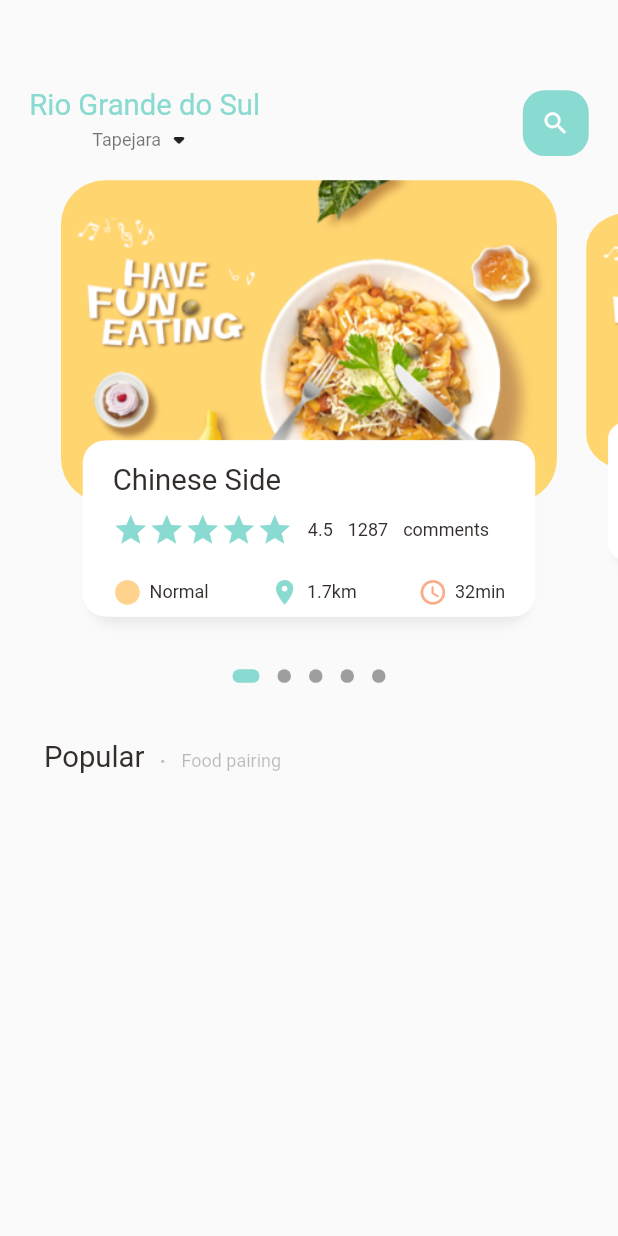
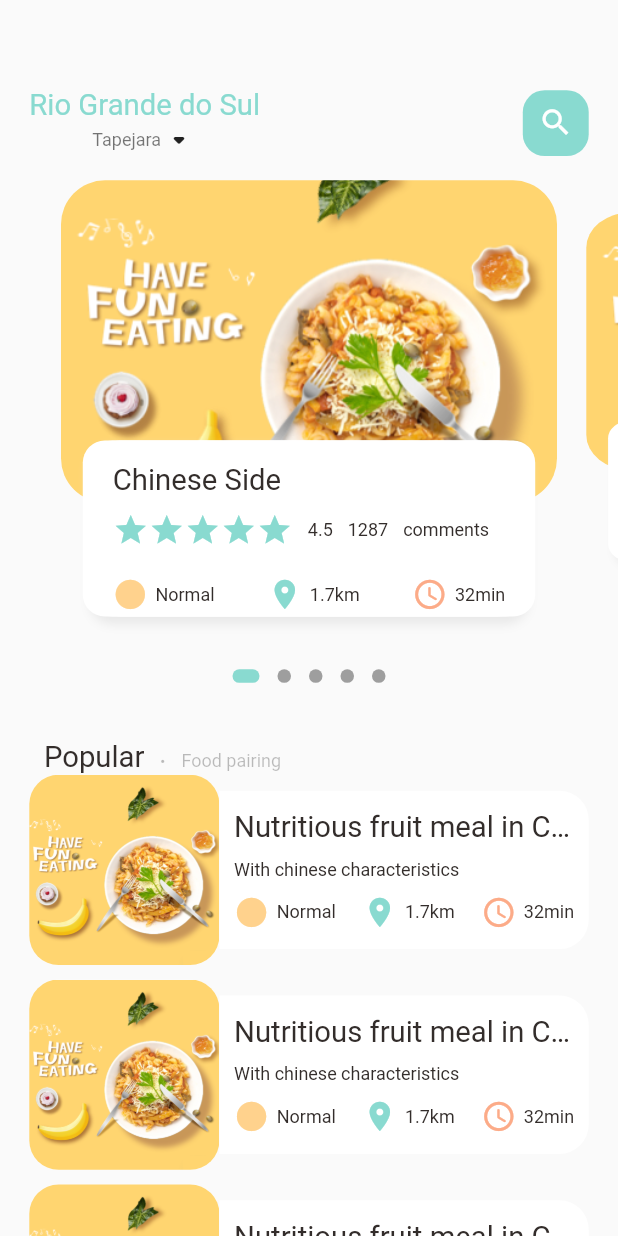
Before and after one commit to williamsimionatto/food_app, a Flutter app: the screen it shows after launch, on a phone screen of 412 x 824 dp. Run offline on Flutter 3.47's test engine with Material 2 defaults, Android fonts, the phone set to English and light mode, and no system bars; drawn by our look-alikes of dots_indicator; our stand-ins replace get.

Commit message:
feat: create ListPopularFoods widget

```diff
--- a/lib/ui/pages/home/food_page_body.dart
+++ b/lib/ui/pages/home/food_page_body.dart
@@ -7,6 +7,7 @@ import 'package:delivery_food_app/ui/widgets/big_text.dart';
 import 'package:delivery_food_app/ui/widgets/icon_text.dart';
 import 'package:delivery_food_app/ui/widgets/small_text.dart';
 import 'package:dots_indicator/dots_indicator.dart';
+import 'package:get/get.dart';
 
 class FoodPageBody extends StatefulWidget {
   const FoodPageBody({super.key});
@@ -57,7 +58,8 @@ class _FoodPageBodyState extends State<FoodPageBody> {
           ),
         ),
         SizedBox(height: Dimensions.height30),
-        const PopularText()
+        const PopularText(),
+        const ListPopularFoods(),
       ],
     );
   }
--- a/lib/ui/pages/home/food_page_head.dart
+++ b/lib/ui/pages/home/food_page_head.dart
@@ -52,7 +52,7 @@ class FoodPageHead extends StatelessWidget {
                 child: Icon(
                   Icons.search,
                   color: Colors.white,
-                  size: Dimensions.iconSize20,
+                  size: Dimensions.iconSize24,
                 ),
               ),
             )
--- a/lib/ui/pages/home/main_food_page.dart
+++ b/lib/ui/pages/home/main_food_page.dart
@@ -16,7 +16,11 @@ class _MainFoodPageState extends State<MainFoodPage> {
       body: Column(
         children: const <Widget>[
           FoodPageHead(),
-          FoodPageBody(),
+          Expanded(
+            child: SingleChildScrollView(
+              child: FoodPageBody(),
+            ),
+          ),
         ],
       ),
     );
--- /dev/null
+++ b/lib/ui/pages/home/widgets/list_popular_foods.dart
@@ -0,0 +1,98 @@
+import 'package:flutter/material.dart';
+
+import 'package:delivery_food_app/ui/utils/colors.dart';
+import 'package:delivery_food_app/ui/utils/dimensions.dart';
+
+import 'package:delivery_food_app/ui/widgets/widgets.dart';
+
+class ListPopularFoods extends StatelessWidget {
+  const ListPopularFoods({
+    super.key,
+  });
+
+  @override
+  Widget build(BuildContext context) {
+    return ListView.builder(
+      physics: const NeverScrollableScrollPhysics(),
+      shrinkWrap: true,
+      itemCount: 10,
+      itemBuilder: (context, index) {
+        return Container(
+          margin: EdgeInsets.only(
+            left: Dimensions.widtht20,
+            right: Dimensions.widtht20,
+            bottom: Dimensions.width10,
+          ),
+          child: Row(
+            children: [
+              Container(
+                width: Dimensions.listViewImgSize,
+                height: Dimensions.listViewImgSize,
+                decoration: BoxDecoration(
+                  borderRadius: BorderRadius.circular(Dimensions.radius20),
+                  color: Colors.white38,
+                  image: const DecorationImage(
+                    image: AssetImage('assets/image/food0.png'),
+                    fit: BoxFit.cover,
+                  ),
+                ),
+              ),
+              Expanded(
+                child: Container(
+                  height: Dimensions.listViewTextContSize,
+                  decoration: BoxDecoration(
+                    borderRadius: BorderRadius.only(
+                      topRight: Radius.circular(Dimensions.radius20),
+                      bottomRight: Radius.circular(Dimensions.radius20),
+                    ),
+                    color: Colors.white,
+                  ),
+                  child: Padding(
+                    padding: EdgeInsets.only(
+                      left: Dimensions.width10,
+                      right: Dimensions.width10,
+                    ),
+                    child: Column(
+                      crossAxisAlignment: CrossAxisAlignment.start,
+                      mainAxisAlignment: MainAxisAlignment.center,
+                      children: <Widget>[
+                        const BigText(
+                          text: "Nutritious fruit meal in China",
+                        ),
+                        SizedBox(height: Dimensions.height10),
+                        const SmallText(
+                          text: "With chinese characteristics",
+                        ),
+                        SizedBox(height: Dimensions.height10),
+                        Row(
+                          mainAxisAlignment: MainAxisAlignment.spaceBetween,
+                          children: const <Widget>[
+                            IconText(
+                              icon: Icons.circle_sharp,
+                              text: "Normal",
+                              iconColor: AppColors.iconColor1,
+                            ),
+                            IconText(
+                              icon: Icons.location_on,
+                              text: "1.7km",
+                              iconColor: AppColors.mainColor,
+                            ),
+                            IconText(
+                              icon: Icons.access_time_rounded,
+                              text: "32min",
+                              iconColor: AppColors.iconColor2,
+                            )
+                          ],
+                        ),
+                      ],
+                    ),
+                  ),
+                ),
+              )
+            ],
+          ),
+        );
+      },
+    );
+  }
+}
--- a/lib/ui/pages/home/widgets/widgets.dart
+++ b/lib/ui/pages/home/widgets/widgets.dart
@@ -1 +1,2 @@
 export './popular_text.dart';
+export './list_popular_foods.dart';
--- a/lib/ui/utils/dimensions.dart
+++ b/lib/ui/utils/dimensions.dart
@@ -2,7 +2,7 @@ import 'package:get/get.dart';
 
 class Dimensions {
   static double? screenHeight = Get.context?.height;
-  static double? screenWidth = Get.context?.height;
+  static double? screenWidth = Get.context?.width;
 
   static double pageViewHeight = screenHeight! / 2.64;
   static double pageViewContainer = screenHeight! / 3.84;
@@ -28,5 +28,8 @@ class Dimensions {
   static double radius20 = screenHeight! / 42.2;
   static double radius30 = screenHeight! / 28.13;
 
-  static double iconSize20 = screenHeight! / 42.2;
+  static double iconSize24 = screenHeight! / 35.17;
+
+  static double listViewImgSize = screenWidth! / 3.25;
+  static double listViewTextContSize = screenWidth! / 3.9;
 }
--- a/lib/ui/widgets/icon_text.dart
+++ b/lib/ui/widgets/icon_text.dart
@@ -21,7 +21,7 @@ class IconText extends StatelessWidget {
         Icon(
           icon,
           color: iconColor,
-          size: Dimensions.iconSize20,
+          size: Dimensions.iconSize24,
         ),
         const SizedBox(width: 5),
         SmallText(text: text)
```
